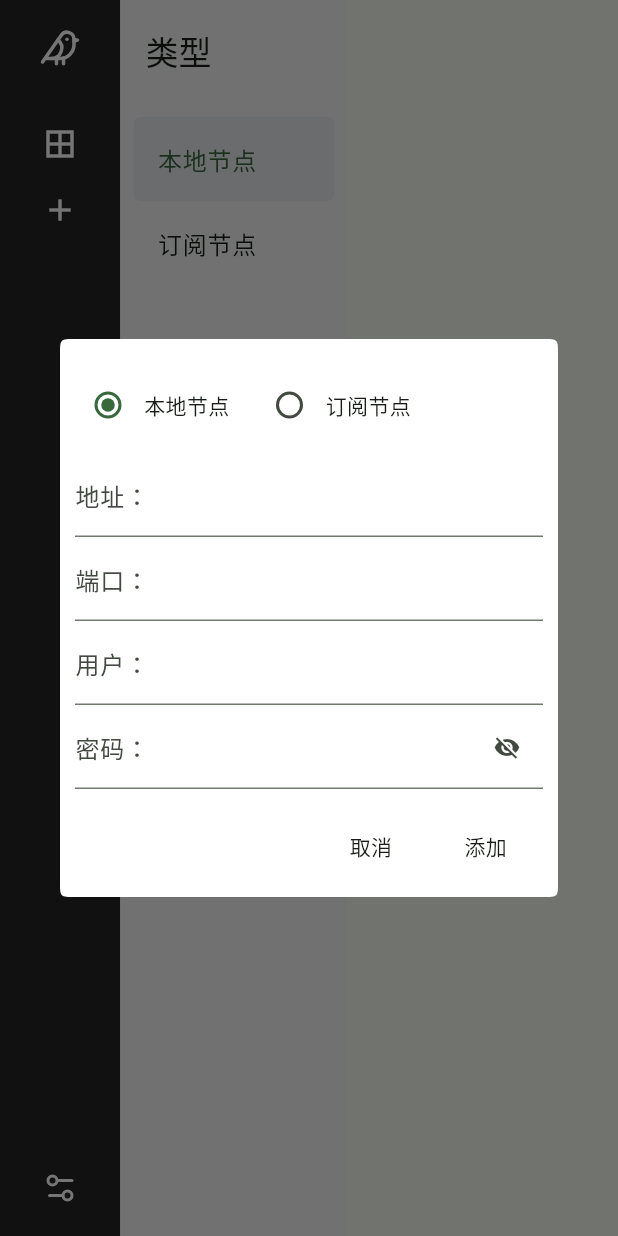
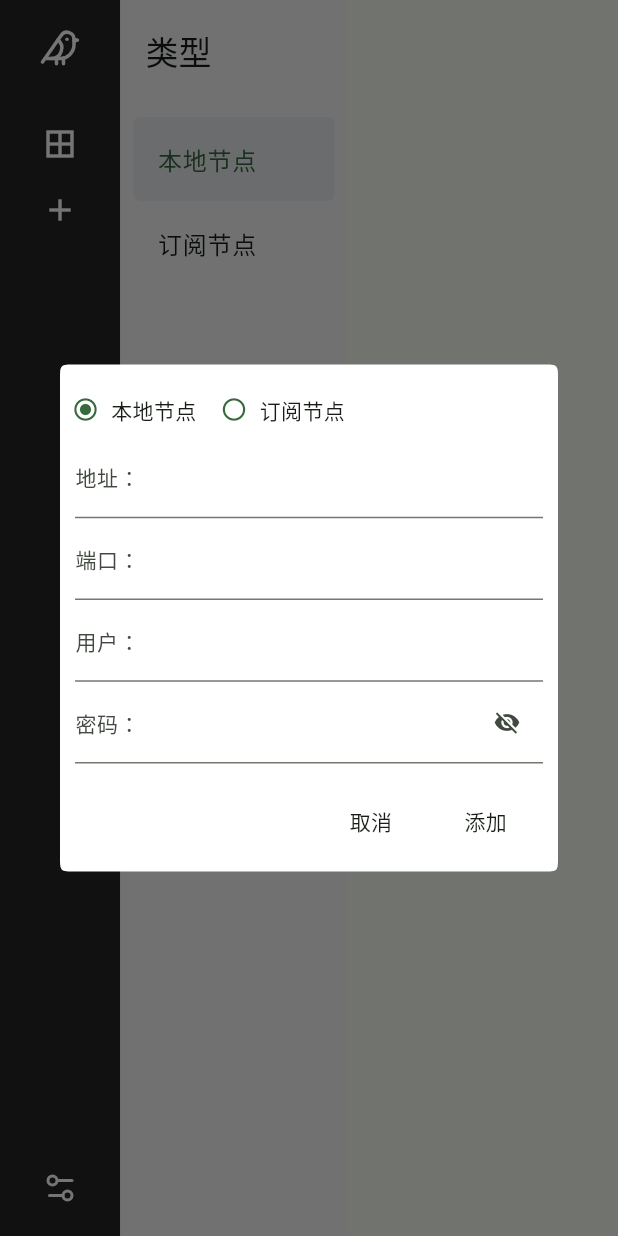
Before and after one commit to lemos1235/leafw, a Flutter app: the screen it shows after launch, after a tap on "新增", on a phone screen of 412 x 824 dp. Run offline on Flutter 3.47's test engine with Material 2 defaults, Android fonts, the phone set to English and light mode, and no system bars; our stand-ins replace dio, flutter_svg, hive, hive_flutter, logger, lucide_icons and 1 more; missing offline and left inert: flutter_leaf, flutter_window_close, installed_apps, launch_at_startup, proxy_manager, system_tray; accounts and stored records are empty.

Commit message:
UI调整

```diff
--- a/lib/main.dart
+++ b/lib/main.dart
@@ -173,24 +173,22 @@ class _CanisAppState extends State<CanisApp> {
         ),
         dividerTheme: const DividerThemeData(
           color: Color(0xFFEEEEEE),
+        ), popupMenuTheme: PopupMenuThemeData(
+        color: Colors.white,
       ),
+
         dialogTheme: DialogTheme(
           shape: ContinuousRectangleBorder(borderRadius: BorderRadius.circular(10)),
           backgroundColor: Colors.white,
           surfaceTintColor: Colors.white,
         ),
-          popupMenuTheme: PopupMenuThemeData(
-            color: Colors.white,
-          ),
-          segmentedButtonTheme: SegmentedButtonThemeData(
-            style: ButtonStyle(
-              shape: MaterialStateProperty.all<RoundedRectangleBorder>(
-                RoundedRectangleBorder(
-                  borderRadius: BorderRadius.circular(4.0),
+        inputDecorationTheme: InputDecorationTheme(
+          labelStyle: TextStyle(fontSize: 14),
+          hintStyle: TextStyle(fontSize: 12),
+          errorStyle: TextStyle(fontSize: 12),
+          floatingLabelStyle: TextStyle(fontSize: 11),
         ),
       ),
-            ),
-          )),
       darkTheme: ThemeData(
         fontFamily: 'NotoSansSC',
         brightness: Brightness.dark,
@@ -216,11 +214,20 @@ class _CanisAppState extends State<CanisApp> {
         cardTheme: const CardTheme(
           color: Color(0xFF242424),
         ),
+        floatingActionButtonTheme: FloatingActionButtonThemeData(
+          backgroundColor: Color(0xFF2D2D2D),
+        ),
         dialogTheme: DialogTheme(
           shape: ContinuousRectangleBorder(borderRadius: BorderRadius.circular(10)),
+          backgroundColor: Color(0xFF1A1C19),
+          shadowColor: Color(0xFF1A1C19),
+          surfaceTintColor: Color(0xFF1A1C19),
         ),
-        floatingActionButtonTheme: FloatingActionButtonThemeData(
-          backgroundColor: Color(0xFF2D2D2D),
+        inputDecorationTheme: InputDecorationTheme(
+          labelStyle: TextStyle(fontSize: 14),
+          hintStyle: TextStyle(fontSize: 12),
+          errorStyle: TextStyle(fontSize: 12),
+          floatingLabelStyle: TextStyle(fontSize: 11),
         ),
       ),
       themeMode: appSettings.appearance.themeMode,
--- a/lib/pages/modal/proxy_add_modal.dart
+++ b/lib/pages/modal/proxy_add_modal.dart
@@ -3,6 +3,7 @@
 // [Date] 2023/8/20
 //
 import 'package:canis/constant/proxy_type.dart';
+import 'package:canis/extensions/extensions.dart';
 import 'package:canis/pages/proxies/proxy_edit_form.dart';
 import 'package:canis/pages/proxies/proxy_group_edit_form.dart';
 import 'package:canis/widgets/tapper.dart';
@@ -16,7 +17,6 @@ class ProxyAddModal extends StatefulWidget {
 }
 
 class _ProxyAddModalState extends State<ProxyAddModal> {
-
   ProxyType? _proxyType = ProxyType.local;
 
   @override
@@ -30,17 +30,18 @@ class _ProxyAddModalState extends State<ProxyAddModal> {
                 padding: const EdgeInsets.all(8.0),
                 child: Row(
                   children: [
-                    Radio(
-                      value: type,
-                      groupValue: _proxyType,
-                      onChanged: (ProxyType? value) {
-                        setState(() {
-                          _proxyType = value;
-                        });
-                      },
-                    ),
                     Tapper(
-                      child: Text(type.title),
+                      child: Row(
+                        children: [
+                          Icon(
+                            _proxyType == type ? Icons.radio_button_checked : Icons.radio_button_unchecked,
+                            color: context.colorScheme.primary,
+                            size: 18,
+                          ),
+                          SizedBox(width: 8),
+                          Text(type.title),
+                        ],
+                      ),
                       onTap: () {
                         setState(() {
                           _proxyType = type;
--- a/lib/pages/proxies/proxy_group_edit_form.dart
+++ b/lib/pages/proxies/proxy_group_edit_form.dart
@@ -62,7 +62,7 @@ class _ProxyGroupEditFormState extends State<ProxyGroupEditForm> {
             TextFormField(
               controller: _refreshIntervalController,
               decoration: InputDecoration(
-                labelText: "刷新间隔：",
+                labelText: "自动刷新：",
                 hintText: "选填（单位秒）",
                 // floatingLabelBehavior: FloatingLabelBehavior.always,
               ),
--- a/lib/pages/settings/settings_page.dart
+++ b/lib/pages/settings/settings_page.dart
@@ -376,17 +376,14 @@ class _GeneralSettingsState extends State<GeneralSettings> {
           ),
         ),
         SizedBox(height: 10),
-        ShadowCard(
+        Row(
+          children: [
+            Expanded(
+              child: ShadowCard(
                 margin: EdgeInsets.only(bottom: 15, left: 10, right: 10),
                 color: context.theme.cardTheme.color,
                 child: Padding(
                   padding: EdgeInsets.symmetric(horizontal: 15, vertical: 20),
-            child: Column(
-              mainAxisSize: MainAxisSize.min,
-              children: [
-                Row(
-                  children: [
-                    Expanded(
                   child: Row(
                     mainAxisAlignment: MainAxisAlignment.spaceBetween,
                     children: [
@@ -405,13 +402,11 @@ class _GeneralSettingsState extends State<GeneralSettings> {
                     ],
                   ),
                 ),
+              ),
+            ),
             SizedBox(width: 80),
             Spacer(),
           ],
-                ),
-              ],
-            ),
-          ),
         ),
       ],
     );
```
Lines whose indentation alone changed are shown as unchanged.
